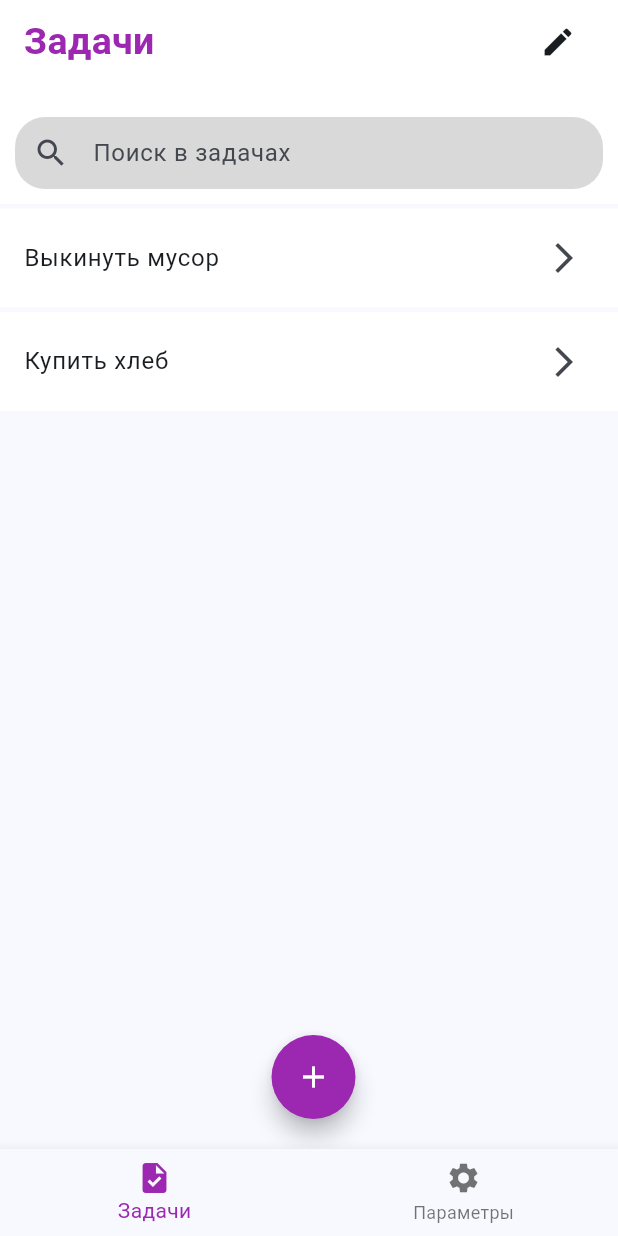
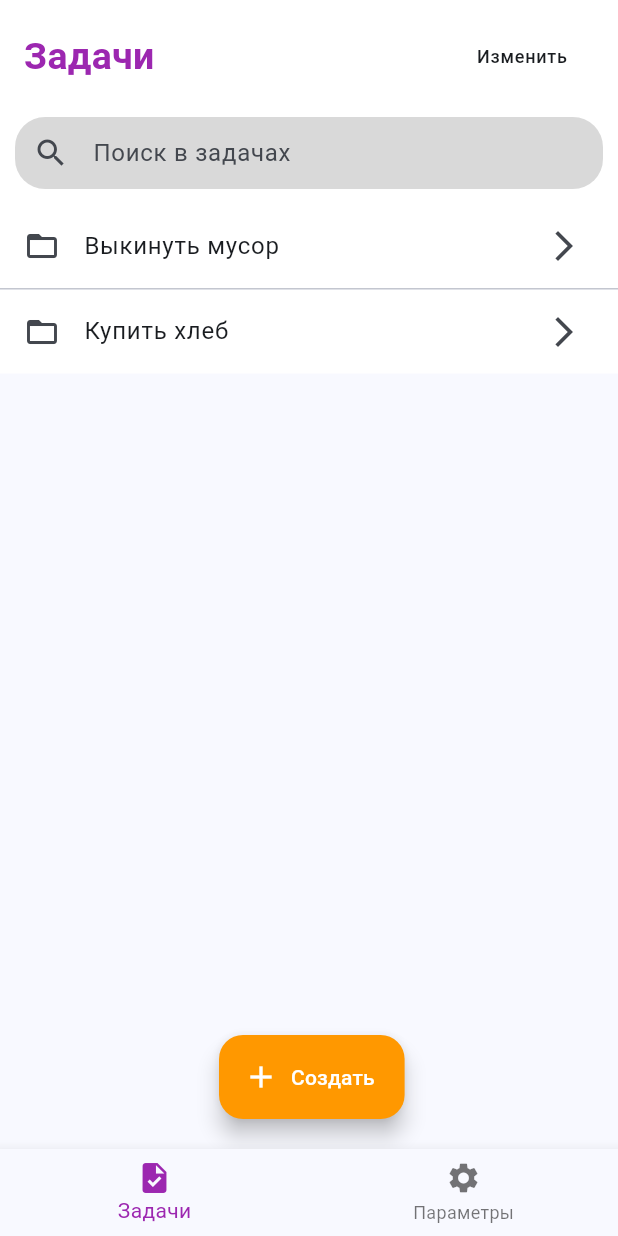
Before and after one commit to THE-STANLEY/finish_app, a Flutter app: the screen it shows after launch, on a phone screen of 412 x 824 dp. Run offline on Flutter 3.47's test engine with Material 3 defaults, Android fonts, the phone set to English and light mode, and no system bars.

Commit message:
recustom buttons

```diff
--- a/lib/features/main_screen/views/tasks/tasks_widget.dart
+++ b/lib/features/main_screen/views/tasks/tasks_widget.dart
@@ -30,12 +30,23 @@ class _TasksWidgetState extends State<TasksWidget> {
                 pinned: true,
                 centerTitle: true,
                 backgroundColor: Colors.white,
-                title: Row(
+                title: Column(
+                  children: [
+                    const SizedBox(height: 20),
+                    Row(
                       mainAxisAlignment: MainAxisAlignment.spaceBetween,
                       children: [
                         Text('Задачи',
                             style: Theme.of(context).textTheme.titleMedium),
-                    IconButton(onPressed: () {}, icon: const Icon(Icons.edit))
+                        FloatingActionButton.large(
+                          onPressed: () {},
+                          backgroundColor: Colors.transparent,
+                          elevation: 0.0,
+                          child: Text('Изменить',
+                              style: Theme.of(context).textTheme.labelMedium),
+                        )
+                      ],
+                    ),
                   ],
                 ),
                 snap: true,
@@ -63,39 +74,37 @@ class _TasksWidgetState extends State<TasksWidget> {
                   ),
                 ),
               ),
-              SliverList.builder(
+              SliverList.separated(
+                separatorBuilder: (context, index) => const Divider(
+                  height: 1,
+                ),
                 itemCount: _tasks.length,
                 itemBuilder: (context, index) {
                   final tasks = _tasks[index];
-                  return Padding(
-                    padding: const EdgeInsets.only(top: 3),
-                    child: Container(
-                      padding: const EdgeInsets.symmetric(vertical: 5),
-                      color: Colors.white,
-                      child: ListTile(
-                        // leading: const Icon(Icons.folder_open_outlined),
+                  return ListTile(
+                    tileColor: Colors.white,
+                    leading: const Icon(Icons.folder_open_outlined),
                     title: Text(tasks.label,
-                            style:
-                                const TextStyle(fontWeight: FontWeight.w400)),
+                        style: const TextStyle(fontWeight: FontWeight.w400)),
                     trailing: const Icon(Icons.arrow_forward_ios_outlined),
-                      ),
-                    ),
                   );
                 },
               )
             ],
           ),
           Positioned(
-            left: MediaQuery.of(context).size.width / 2 - 25,
+            left: MediaQuery.of(context).size.width / 2 - 60,
             bottom: 20,
-            child: FloatingActionButton(
+            child: FloatingActionButton.extended(
                 onPressed: () {
                   Navigator.of(context).pushNamed('/main/new_task');
                 },
-              backgroundColor: Colors.purple,
-              shape: const CircleBorder(),
-              child: const Icon(Icons.add, color: Colors.white),
-            ),
+                backgroundColor: Colors.orange,
+                icon: const Icon(Icons.add, color: Colors.white),
+                label: const Text(
+                  'Создать',
+                  style: TextStyle(color: Colors.white),
+                )),
           )
         ],
       ),
```
Lines whose indentation alone changed are shown as unchanged.
